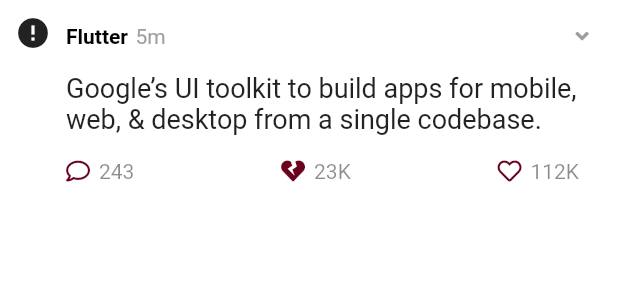
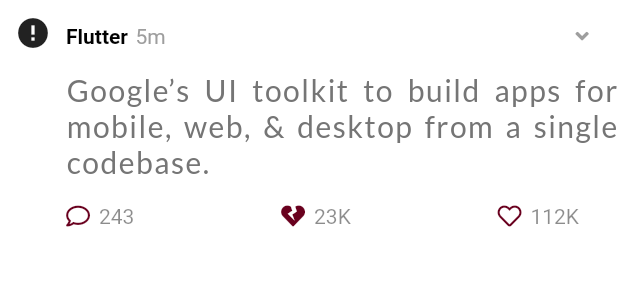
Before and after one commit to mmsoftware100/pandora_flutter_mobile, a Flutter app: the Tweet widget shown alone on an empty page, opened directly, on a phone screen of 412 x 824 dp. Shown: the top 300 px of the screen. Run offline on Flutter 3.47's test engine with Material 2 defaults, Android fonts, the phone set to English and light mode, and no system bars; drawn by our look-alikes of cached_network_image; our stand-ins replace better_player, connectivity, dartz, dio, easy_localization, equatable and 9 more; missing offline and left inert: dart:ffi, flutter_pdfview; network calls fail.

Commit message:
show more

```diff
--- a/lib/components/constants.dart
+++ b/lib/components/constants.dart
@@ -1,2 +1,2 @@
 
-const double newsFontSize = 16;
+const double newsFontSize = 20;
--- a/lib/model/comment_model.dart
+++ b/lib/model/comment_model.dart
@@ -26,8 +26,8 @@ class CommentModel {
   @JsonKey(name: 'user_id' ,defaultValue: 0)
   int userId;
 
-  @JsonKey(name: 'content' ,defaultValue: 0)
-  int content;
+  @JsonKey(name: 'content' ,defaultValue: 'content')
+  String content;
 
   @JsonKey(name: 'user' ,defaultValue: null)
   UserModel? user;
--- a/lib/tweet.dart
+++ b/lib/tweet.dart
@@ -2,12 +2,15 @@
 import 'package:flutter/material.dart';
 import 'package:font_awesome_flutter/font_awesome_flutter.dart';
 import 'package:cached_network_image/cached_network_image.dart';
+import 'package:google_fonts/google_fonts.dart';
 import 'package:pandora_flutter_mobile/providers/comment_provider.dart';
 import 'package:pandora_flutter_mobile/providers/user_provider.dart';
 import 'package:pandora_flutter_mobile/view/pages/comments_page.dart';
 import 'package:provider/provider.dart';
 
+import 'components/constants.dart';
 import 'data/constant/global.dart';
+import 'view/widgets/text_description.dart';
 
 
 class Tweet extends StatelessWidget {
@@ -128,11 +131,17 @@ class Tweet extends StatelessWidget {
   }
 
   Widget tweetText() {
-    return Text(
+    return text.length < 150 ? Text(
       text,
-      style: TextStyle(fontSize: 18),
+      style: GoogleFonts.lato(
+          color: Colors.grey[600],
+          letterSpacing: 1,
+          fontSize: newsFontSize,
+          fontWeight: FontWeight.normal),
+      textAlign: TextAlign.justify,
       overflow: TextOverflow.clip,
-    );
+    )
+        :new DescriptionTextWidget(text: text);
   }
 
   Widget tweetButtons(BuildContext context, String articleId) {
--- a/lib/view/widgets/text_description.dart
+++ b/lib/view/widgets/text_description.dart
@@ -22,9 +22,9 @@ class _DescriptionTextWidgetState extends State<DescriptionTextWidget> {
   void initState() {
     super.initState();
 
-    if (widget.text.length > 50) {
-      firstHalf = widget.text.substring(0, 50);
-      secondHalf = widget.text.substring(50, widget.text.length);
+    if (widget.text.length > 150) {
+      firstHalf = widget.text.substring(0, 150);
+      secondHalf = widget.text.substring(150, widget.text.length);
     } else {
       firstHalf = widget.text;
       secondHalf = "";
```
Also changed, not shown: lib/model/comment_model.g.dart.
